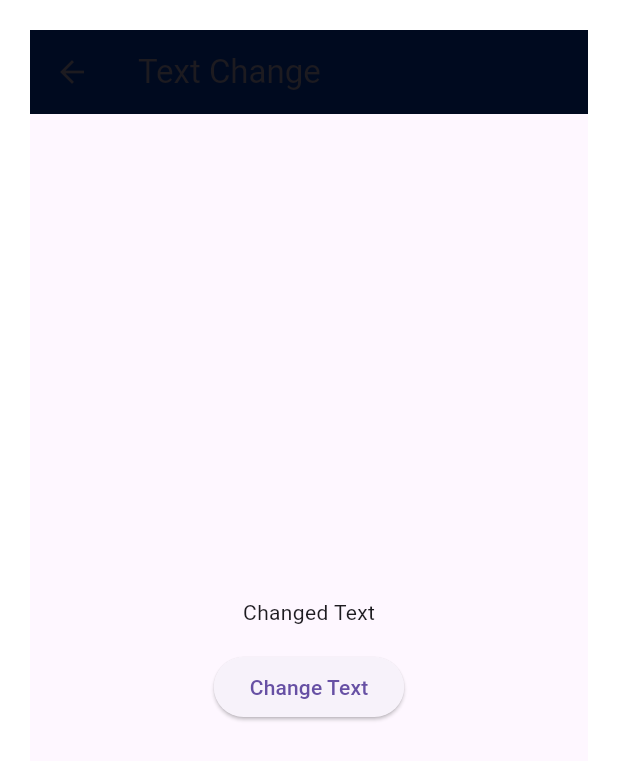
After one commit to pratikshak835/todo_app, a Flutter app: the App screen opened directly, after a tap on "Change Text", on a phone screen of 412 x 824 dp. The commit adds this screen. Shown: the top 761 px of the screen. Run offline on Flutter 3.47's test engine with Material 3 defaults, Android fonts, the phone set to English and light mode, and no system bars; our stand-ins replace bloc, equatable, flutter_bloc.

Commit message:
added text change app

```diff
--- /dev/null
+++ b/lib/change_text_app/bloc/change_text_bloc.dart
@@ -0,0 +1,30 @@
+import 'package:flutter_bloc/flutter_bloc.dart';
+import 'package:todo_flutter_app/change_text_app/bloc/change_text_event.dart';
+import 'package:todo_flutter_app/change_text_app/bloc/change_text_states.dart';
+
+class AppBlocBloc extends Bloc<AppBlocEvent, AppState> {
+  final List textList = [
+    'Initial Text',
+    'Changed Text',
+    'Changed Again',
+  ];
+  AppBlocBloc() : super(const AppState.empty()) {
+    on((event, emit) {
+      try {
+        int newIndex = state.index + 1;
+        if (newIndex >= textList.length) {
+          newIndex = 0;
+        }
+        emit(
+          AppState(
+            index: newIndex,
+            text: textList[newIndex],
+          ),
+        );
+      } on Exception catch (e) {
+        // ignore: avoid_print
+        print(e);
+      }
+    });
+  }
+}
--- /dev/null
+++ b/lib/change_text_app/bloc/change_text_event.dart
@@ -0,0 +1,7 @@
+abstract class AppBlocEvent {
+  const AppBlocEvent();
+}
+
+class ChangeTextEvent extends AppBlocEvent {
+  const ChangeTextEvent();
+}
--- /dev/null
+++ b/lib/change_text_app/bloc/change_text_states.dart
@@ -0,0 +1,18 @@
+import 'package:equatable/equatable.dart';
+
+class AppState extends Equatable {
+  final int index;
+  final String text;
+
+  const AppState.empty()
+      : index = 0,
+        text = 'Initial Text';
+
+  const AppState({
+    required this.index,
+    required this.text,
+  });
+
+  @override
+  List<Object> get props => [index, text];
+}
--- /dev/null
+++ b/lib/change_text_app/views/change_text_app_screen.dart
@@ -0,0 +1,84 @@
+import 'package:flutter/material.dart';
+import 'package:flutter_bloc/flutter_bloc.dart';
+import 'package:todo_flutter_app/change_text_app/bloc/change_text_bloc.dart';
+import 'package:todo_flutter_app/change_text_app/bloc/change_text_event.dart';
+import 'package:todo_flutter_app/change_text_app/bloc/change_text_states.dart';
+
+class App extends StatelessWidget {
+  const App({Key? key}) : super(key: key);
+
+  @override
+  Widget build(BuildContext context) {
+    return BlocProvider(
+      create: (context) => AppBlocBloc(),
+      child: Padding(
+        padding: const EdgeInsets.all(20.0),
+        child: Scaffold(
+          appBar: AppBar(
+            title: const Text('Text Change'),
+          ),
+          body: BlocConsumer<AppBlocBloc, AppState>(
+            listener: (context, state) {
+              // Handle side effects here
+            },
+            builder: (context, state) {
+              return TextChangeController(
+                text: state.text,
+              );
+            },
+          ),
+        ),
+      ),
+    );
+  }
+}
+
+class TextChangeController extends StatelessWidget {
+  final String text;
+
+  const TextChangeController({super.key, required this.text});
+
+  @override
+  Widget build(BuildContext context) {
+    return Padding(
+      padding: const EdgeInsets.all(20.0),
+      child: Center(
+        child: Column(mainAxisAlignment: MainAxisAlignment.center, children: [
+          Text(
+            text,
+          ),
+          const SizedBox(
+            height: 16,
+          ),
+          ElevatedButton(
+            onPressed: () =>
+                context.read<AppBlocBloc>().add(const ChangeTextEvent()),
+            child: const Text('Change Text'),
+          ),
+        ] // ElevatedButton
+            ),
+      ),
+    ); // [ ]
+  }
+}
+
+//test
+// void main() {
+//   blocTest(
+//     'Initial State',
+//     build: () => AppBlocBloc(),
+//     verify: (appState) =>
+//         expect(appState.state, const AppState.empty(), reason: 'Initial State'),
+//   );
+//   blocTest(
+//     'emits [MyState] when MyEvent is added.',
+//     build: () => AppBlocBloc(),
+//     act: (bloc) => bloc.add(const ChangeTextEvent()),
+//     expect: () => const [
+//       AppState(
+//         index: 1,
+//         text: 'Changed Text',
+//       ),
+//     ],
+//   );
+// }
--- a/lib/main.dart
+++ b/lib/main.dart
@@ -16,7 +16,13 @@ class MyApp extends StatelessWidget {
 
   @override
   Widget build(BuildContext context) {
-    return MultiBlocProvider(
+    return
+        //   const MaterialApp(
+        //   debugShowCheckedModeBanner: false,
+        //   home: App(),
+        // );
+
+        MultiBlocProvider(
       providers: [
         BlocProvider(
           create: (context) => TodosBloc()
```
